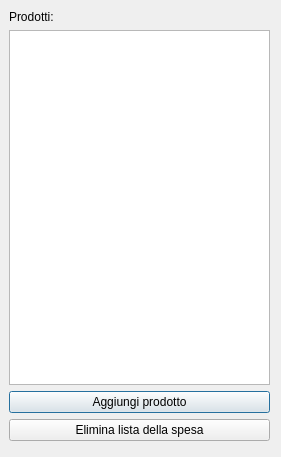
Old version of the form file_ui/shoppinglistview.ui in the repository TommasoBotarelli/MyD14ry.
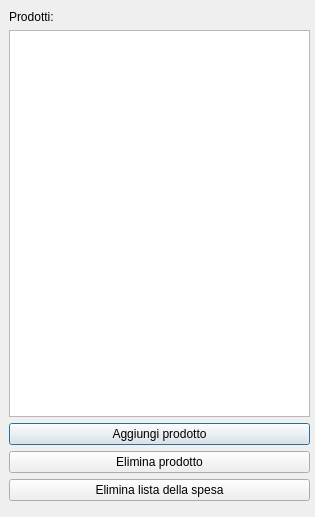
New version of the form.

Commit message: Aggiunta funzionalità di rimozione di un prodotto

What changed in the file:
```diff
--- a/file_ui/shoppinglistview.ui
+++ b/file_ui/shoppinglistview.ui
@@ -6,8 +6,8 @@
    <rect>
     <x>0</x>
     <y>0</y>
-    <width>281</width>
-    <height>457</height>
+    <width>315</width>
+    <height>517</height>
    </rect>
   </property>
   <property name="windowTitle">
@@ -18,8 +18,8 @@
     <rect>
      <x>9</x>
      <y>10</y>
-     <width>261</width>
-     <height>431</height>
+     <width>301</width>
+     <height>491</height>
     </rect>
    </property>
    <layout class="QVBoxLayout" name="verticalLayout">
@@ -44,6 +44,13 @@
       </property>
      </widget>
     </item>
+    <item>
+     <widget class="QPushButton" name="deleteProductButton">
+      <property name="text">
+       <string>Elimina prodotto</string>
+      </property>
+     </widget>
+    </item>
     <item>
      <widget class="QPushButton" name="DeleteButton">
       <property name="text">
```
The commit also changes 5 other files.
